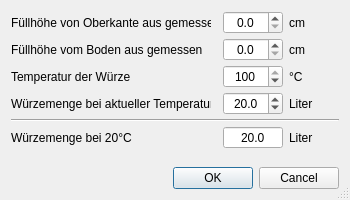
Old version of the form kleiner-brauhelfer/dialogs/dlgvolumen.ui in the repository kleiner-brauhelfer/kleiner-brauhelfer-2.
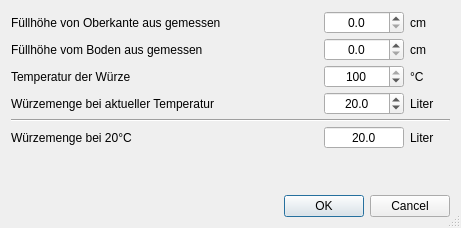
New version of the form. Custom widgets are drawn as their Qt base class.

```diff
--- a/kleiner-brauhelfer/dialogs/dlgvolumen.ui
+++ b/kleiner-brauhelfer/dialogs/dlgvolumen.ui
@@ -6,8 +6,8 @@
    <rect>
     <x>0</x>
     <y>0</y>
-    <width>350</width>
-    <height>200</height>
+    <width>461</width>
+    <height>228</height>
    </rect>
   </property>
   <property name="minimumSize">
@@ -42,18 +42,6 @@
    </item>
    <item row="5" column="3">
     <widget class="QLabel" name="label_22">
-     <property name="minimumSize">
-      <size>
-       <width>50</width>
-       <height>0</height>
-      </size>
-     </property>
-     <property name="maximumSize">
-      <size>
-       <width>50</width>
-       <height>16777215</height>
-      </size>
-     </property>
      <property name="text">
       <string>Liter</string>
      </property>
@@ -68,18 +56,6 @@
    </item>
    <item row="1" column="3">
     <widget class="QLabel" name="label_VonUntenEinheit">
-     <property name="minimumSize">
-      <size>
-       <width>50</width>
-       <height>0</height>
-      </size>
-     </property>
-     <property name="maximumSize">
-      <size>
-       <width>50</width>
-       <height>16777215</height>
-      </size>
-     </property>
      <property name="text">
       <string>cm</string>
      </property>
@@ -94,12 +70,6 @@
    </item>
    <item row="5" column="2">
     <widget class="DoubleSpinBox" name="spinBox_Liter20Grad">
-     <property name="minimumSize">
-      <size>
-       <width>60</width>
-       <height>0</height>
-      </size>
-     </property>
      <property name="toolTip">
       <string>&lt;html&gt;&lt;head/&gt;&lt;body&gt;&lt;p&gt;Umgerechnete Würzemenge bei 20°C.&lt;/p&gt;&lt;/body&gt;&lt;/html&gt;</string>
      </property>
@@ -131,18 +101,6 @@
    </item>
    <item row="2" column="3">
     <widget class="QLabel" name="label_20">
-     <property name="minimumSize">
-      <size>
-       <width>50</width>
-       <height>0</height>
-      </size>
-     </property>
-     <property name="maximumSize">
-      <size>
-       <width>50</width>
-       <height>16777215</height>
-      </size>
-     </property>
      <property name="text">
       <string>°C</string>
      </property>
@@ -150,12 +108,6 @@
    </item>
    <item row="2" column="2">
     <widget class="SpinBox" name="spinBox_Temperatur">
-     <property name="minimumSize">
-      <size>
-       <width>60</width>
-       <height>0</height>
-      </size>
-     </property>
      <property name="toolTip">
       <string>&lt;html&gt;&lt;head/&gt;&lt;body&gt;&lt;p&gt;Aktuelle Temperatur der Würze.&lt;/p&gt;&lt;/body&gt;&lt;/html&gt;</string>
      </property>
@@ -187,16 +139,10 @@
     <widget class="QLabel" name="label_VonObenEinheit">
      <property name="minimumSize">
       <size>
-       <width>50</width>
+       <width>40</width>
        <height>0</height>
       </size>
      </property>
-     <property name="maximumSize">
-      <size>
-       <width>50</width>
-       <height>16777215</height>
-      </size>
-     </property>
      <property name="text">
       <string>cm</string>
      </property>
@@ -211,18 +157,6 @@
    </item>
    <item row="3" column="3">
     <widget class="QLabel" name="label_18">
-     <property name="minimumSize">
-      <size>
-       <width>50</width>
-       <height>0</height>
-      </size>
-     </property>
-     <property name="maximumSize">
-      <size>
-       <width>50</width>
-       <height>16777215</height>
-      </size>
-     </property>
      <property name="text">
       <string>Liter</string>
      </property>
@@ -244,12 +178,6 @@
    </item>
    <item row="3" column="2">
     <widget class="DoubleSpinBox" name="spinBox_Liter">
-     <property name="minimumSize">
-      <size>
-       <width>60</width>
-       <height>0</height>
-      </size>
-     </property>
      <property name="toolTip">
       <string>&lt;html&gt;&lt;head/&gt;&lt;body&gt;&lt;p&gt;Direkte Eingabe der Würzemenge bei aktueller Temperatur.&lt;/p&gt;&lt;/body&gt;&lt;/html&gt;</string>
      </property>
@@ -273,24 +201,11 @@
      </property>
     </widget>
    </item>
-   <item row="2" column="1">
-    <spacer name="horizontalSpacer">
-     <property name="orientation">
-      <enum>Qt::Horizontal</enum>
-     </property>
-     <property name="sizeHint" stdset="0">
-      <size>
-       <width>40</width>
-       <height>20</height>
-      </size>
-     </property>
-    </spacer>
-   </item>
    <item row="0" column="2">
     <widget class="DoubleSpinBox" name="spinBox_VonOben">
      <property name="minimumSize">
       <size>
-       <width>60</width>
+       <width>80</width>
        <height>0</height>
       </size>
      </property>
@@ -313,12 +228,6 @@
    </item>
    <item row="1" column="2">
     <widget class="DoubleSpinBox" name="spinBox_VonUnten">
-     <property name="minimumSize">
-      <size>
-       <width>60</width>
-       <height>0</height>
-      </size>
-     </property>
      <property name="toolTip">
       <string>&lt;html&gt;&lt;head/&gt;&lt;body&gt;&lt;p&gt;Eingabe der Würzemenge über die Füllhöhe vom Boden bis zur Würzeoberfläche bei aktueller Temperatur.&lt;/p&gt;&lt;/body&gt;&lt;/html&gt;</string>
      </property>
@@ -336,6 +245,19 @@
      </property>
     </widget>
    </item>
+   <item row="0" column="1">
+    <spacer name="horizontalSpacer">
+     <property name="orientation">
+      <enum>Qt::Horizontal</enum>
+     </property>
+     <property name="sizeHint" stdset="0">
+      <size>
+       <width>40</width>
+       <height>20</height>
+      </size>
+     </property>
+    </spacer>
+   </item>
   </layout>
  </widget>
  <customwidgets>
```
Left out of the diff: 10 changed lines with no effect on the pictures.
